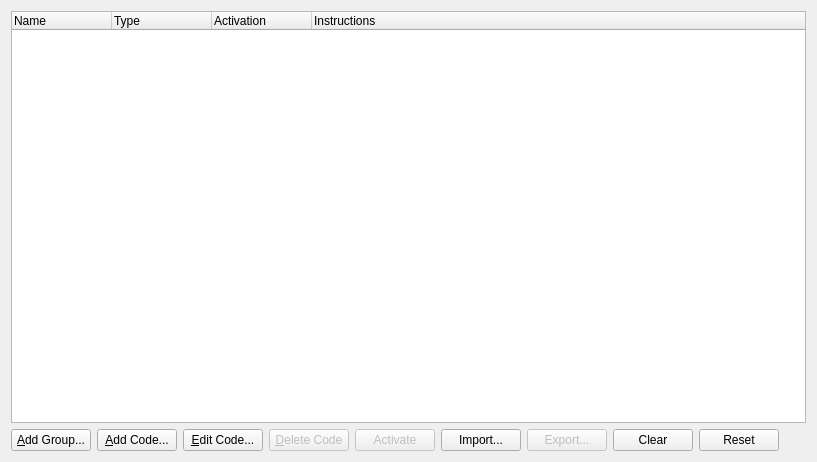
Old version of the form src/arcadeduck-qt/cheatmanagerwindow.ui in the repository StillJC/ArcadeDuck.
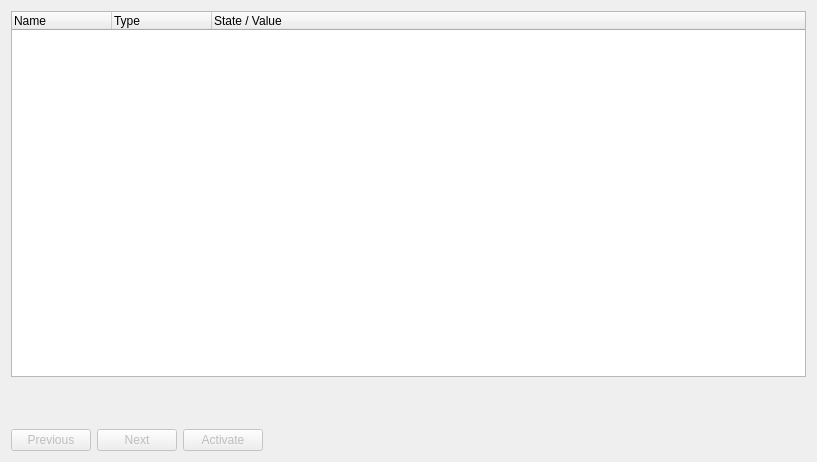
New version of the form. Icons and pictures are not drawn.

Commit message: Add MAME cheat support

```diff
--- a/src/arcadeduck-qt/cheatmanagerwindow.ui
+++ b/src/arcadeduck-qt/cheatmanagerwindow.ui
@@ -18,36 +18,69 @@
     <normaloff>:/icons/duck.png</normaloff>:/icons/duck.png</iconset>
   </property>
   <layout class="QGridLayout" name="gridLayout">
+   <item row="0" column="0">
+    <widget class="QTreeWidget" name="cheatList">
+     <property name="selectionMode">
+      <enum>QAbstractItemView::SelectionMode::SingleSelection</enum>
+     </property>
+     <property name="selectionBehavior">
+      <enum>QAbstractItemView::SelectionBehavior::SelectRows</enum>
+     </property>
+     <column>
+      <property name="text">
+       <string>Name</string>
+      </property>
+     </column>
+     <column>
+      <property name="text">
+       <string>Type</string>
+      </property>
+     </column>
+     <column>
+      <property name="text">
+       <string>State / Value</string>
+      </property>
+     </column>
+    </widget>
+   </item>
    <item row="1" column="0">
+    <widget class="QLabel" name="cheatComment">
+     <property name="minimumSize">
+      <size>
+       <width>0</width>
+       <height>40</height>
+      </size>
+     </property>
+     <property name="text">
+      <string/>
+     </property>
+     <property name="wordWrap">
+      <bool>true</bool>
+     </property>
+     <property name="textInteractionFlags">
+      <set>Qt::TextInteractionFlag::TextSelectableByMouse</set>
+     </property>
+    </widget>
+   </item>
+   <item row="2" column="0">
     <layout class="QHBoxLayout" name="horizontalLayout">
      <item>
-      <widget class="QPushButton" name="cheatListNewCategory">
-       <property name="text">
-        <string>&amp;Add Group...</string>
+      <widget class="QPushButton" name="cheatListPrevious">
+       <property name="enabled">
+        <bool>false</bool>
        </property>
-      </widget>
-     </item>
-     <item>
-      <widget class="QPushButton" name="cheatListAdd">
        <property name="text">
-        <string>&amp;Add Code...</string>
+        <string>Previous</string>
        </property>
       </widget>
      </item>
      <item>
-      <widget class="QPushButton" name="cheatListEdit">
-       <property name="text">
-        <string>&amp;Edit Code...</string>
-       </property>
-      </widget>
-     </item>
-     <item>
-      <widget class="QPushButton" name="cheatListRemove">
+      <widget class="QPushButton" name="cheatListNext">
        <property name="enabled">
         <bool>false</bool>
        </property>
        <property name="text">
-        <string>&amp;Delete Code</string>
+        <string>Next</string>
        </property>
       </widget>
      </item>
@@ -61,37 +94,6 @@
        </property>
       </widget>
      </item>
-     <item>
-      <widget class="QPushButton" name="cheatListImport">
-       <property name="text">
-        <string>Import...</string>
-       </property>
-      </widget>
-     </item>
-     <item>
-      <widget class="QPushButton" name="cheatListExport">
-       <property name="enabled">
-        <bool>false</bool>
-       </property>
-       <property name="text">
-        <string>Export...</string>
-       </property>
-      </widget>
-     </item>
-     <item>
-      <widget class="QPushButton" name="cheatListClear">
-       <property name="text">
-        <string>Clear</string>
-       </property>
-      </widget>
-     </item>
-     <item>
-      <widget class="QPushButton" name="cheatListReset">
-       <property name="text">
-        <string>Reset</string>
-       </property>
-      </widget>
-     </item>
      <item>
       <spacer name="horizontalSpacer">
        <property name="orientation">
@@ -107,36 +109,6 @@
      </item>
     </layout>
    </item>
-   <item row="0" column="0">
-    <widget class="QTreeWidget" name="cheatList">
-     <property name="selectionMode">
-      <enum>QAbstractItemView::SelectionMode::SingleSelection</enum>
-     </property>
-     <property name="selectionBehavior">
-      <enum>QAbstractItemView::SelectionBehavior::SelectRows</enum>
-     </property>
-     <column>
-      <property name="text">
-       <string>Name</string>
-      </property>
-     </column>
-     <column>
-      <property name="text">
-       <string>Type</string>
-      </property>
-     </column>
-     <column>
-      <property name="text">
-       <string>Activation</string>
-      </property>
-     </column>
-     <column>
-      <property name="text">
-       <string>Instructions</string>
-      </property>
-     </column>
-    </widget>
-   </item>
   </layout>
  </widget>
  <resources/>
```
The commit also changes 42 other files.
